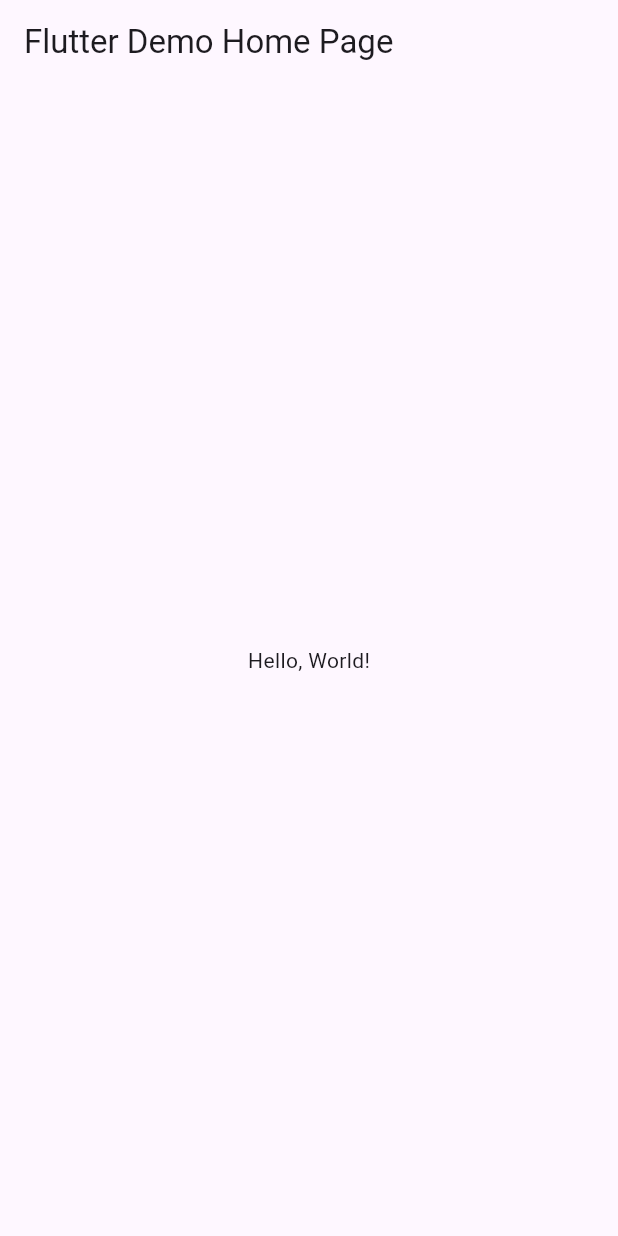
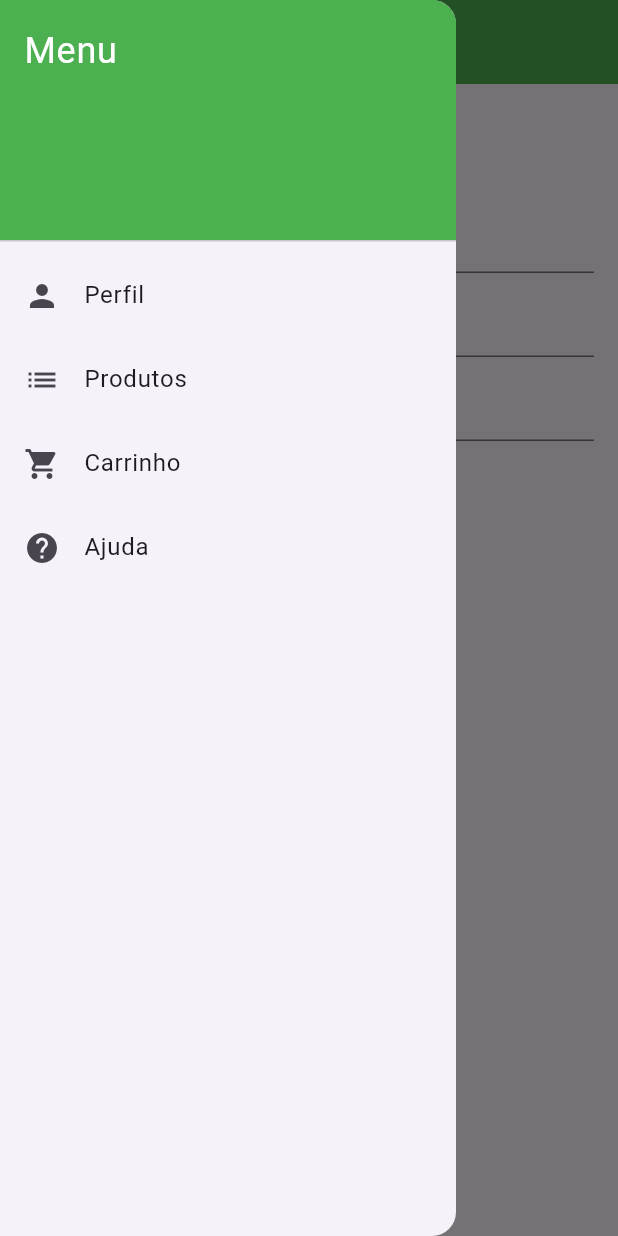
Before and after one commit to LuanMarques02/ProjetoFinal, a Flutter app: the screen it shows after launch, with the side drawer open (before the commit the screen has no drawer), on a phone screen of 412 x 824 dp. Run offline on Flutter 3.47's test engine with Material 3 defaults, Android fonts, the phone set to English and light mode, and no system bars.

Commit message:
Telas iniciais

```diff
--- a/lib/main.dart
+++ b/lib/main.dart
@@ -1,43 +1,213 @@
 import 'package:flutter/material.dart';
 
-void main() => runApp(MyApp());
+void main() {
+  runApp(MyApp());
+}
 
 class MyApp extends StatelessWidget {
-  const MyApp({super.key});
-  // This widget is the root of your application.
   @override
   Widget build(BuildContext context) {
     return MaterialApp(
-      // Application name
-      title: 'Flutter Hello World',
-      // Application theme data, you can set the colors for the application as
-      // you want
+      title: 'Cadastro de Produtos',
       theme: ThemeData(
-        // useMaterial3: false,
-        primarySwatch: Colors.blue,
+        primarySwatch: Colors.green, // Define o tema verde
       ),
-      // A widget which will be started on application startup
-      home: MyHomePage(title: 'Flutter Demo Home Page'),
+      home: MyHomePage(),
     );
   }
 }
 
-class MyHomePage extends StatelessWidget {
-  final String title;
-  const MyHomePage({super.key, required this.title});
+class MyHomePage extends StatefulWidget {
+  @override
+  _MyHomePageState createState() => _MyHomePageState();
+}
+
+class _MyHomePageState extends State<MyHomePage> {
+  int _selectedIndex = 0;
+
+  // List of widgets to display in each drawer option
+  static List<Widget> _widgetOptions = <Widget>[
+    ProfilePage(),
+    ProductsPage(),
+    CartPage(),
+    HelpPage(),
+  ];
+
+  void _onItemTapped(int index) {
+    setState(() {
+      _selectedIndex = index;
+      Navigator.pop(context); // Fechar o Drawer após seleção
+    });
+  }
 
   @override
   Widget build(BuildContext context) {
     return Scaffold(
       appBar: AppBar(
-        // The title text which will be shown on the action bar
-        title: Text(title),
+        title: Text('Cadastro de Produtos'),
+        backgroundColor: Colors.green, // Define a cor do AppBar como verde
       ),
       body: Center(
-        child: Text(
-          'Hello, World!',
+        child: _widgetOptions.elementAt(_selectedIndex),
+      ),
+      drawer: Drawer(
+        child: ListView(
+          padding: EdgeInsets.zero,
+          children: <Widget>[
+            DrawerHeader(
+              decoration: BoxDecoration(
+                color: Colors.green, // Cor de fundo do cabeçalho do Drawer
+              ),
+              child: Text(
+                'Menu',
+                style: TextStyle(
+                  color: Colors.white,
+                  fontSize: 24,
+                ),
+              ),
+            ),
+            ListTile(
+              leading: Icon(Icons.person),
+              title: Text('Perfil'),
+              onTap: () => _onItemTapped(0), // Perfil primeiro
+            ),
+            ListTile(
+              leading: Icon(Icons.list),
+              title: Text('Produtos'),
+              onTap: () => _onItemTapped(1),
+            ),
+            ListTile(
+              leading: Icon(Icons.shopping_cart),
+              title: Text('Carrinho'),
+              onTap: () => _onItemTapped(2),
+            ),
+            ListTile(
+              leading: Icon(Icons.help),
+              title: Text('Ajuda'),
+              onTap: () => _onItemTapped(3),
+            ),
+          ],
         ),
       ),
     );
   }
 }
+
+// Página de Perfil com formulário de cadastro
+class ProfilePage extends StatelessWidget {
+  @override
+  Widget build(BuildContext context) {
+    return Padding(
+      padding: EdgeInsets.all(16.0),
+      child: Column(
+        crossAxisAlignment: CrossAxisAlignment.start,
+        children: <Widget>[
+          Text(
+            'Cadastro de Perfil',
+            style: TextStyle(fontSize: 24),
+          ),
+          SizedBox(height: 20),
+          TextField(
+            decoration: InputDecoration(labelText: 'Nome'),
+          ),
+          TextField(
+            decoration: InputDecoration(labelText: 'E-mail'),
+          ),
+          TextField(
+            decoration: InputDecoration(labelText: 'Telefone'),
+          ),
+          SizedBox(height: 20),
+          ElevatedButton(
+            onPressed: () {
+              // Função para salvar o perfil
+            },
+            child: Text('Salvar Perfil'),
+          ),
+        ],
+      ),
+    );
+  }
+}
+
+class ProductsPage extends StatelessWidget {
+  @override
+  Widget build(BuildContext context) {
+    return Column(
+      mainAxisAlignment: MainAxisAlignment.center,
+      children: <Widget>[
+        Text(
+          'Lista de Produtos',
+          style: TextStyle(fontSize: 24),
+        ),
+        ElevatedButton(
+          onPressed: () {
+            Navigator.push(
+              context,
+              MaterialPageRoute(builder: (context) => AddProductPage()),
+            );
+          },
+          child: Text('Cadastrar Produto'),
+        ),
+      ],
+    );
+  }
+}
+
+class AddProductPage extends StatelessWidget {
+  @override
+  Widget build(BuildContext context) {
+    return Scaffold(
+      appBar: AppBar(
+        title: Text('Cadastrar Produto'),
+        backgroundColor: Colors.green, // Define a cor do AppBar como verde
+      ),
+      body: Padding(
+        padding: EdgeInsets.all(16.0),
+        child: Column(
+          children: <Widget>[
+            TextField(
+              decoration: InputDecoration(labelText: 'Nome do Produto'),
+            ),
+            TextField(
+              decoration: InputDecoration(labelText: 'Preço'),
+            ),
+            TextField(
+              decoration: InputDecoration(labelText: 'Descrição'),
+            ),
+            SizedBox(height: 20),
+            ElevatedButton(
+              onPressed: () {
+                // Função para salvar produto
+              },
+              child: Text('Salvar Produto'),
+            ),
+          ],
+        ),
+      ),
+    );
+  }
+}
+
+class CartPage extends StatelessWidget {
+  @override
+  Widget build(BuildContext context) {
+    return Center(
+      child: Text(
+        'Carrinho de Compras',
+        style: TextStyle(fontSize: 24),
+      ),
+    );
+  }
+}
+
+class HelpPage extends StatelessWidget {
+  @override
+  Widget build(BuildContext context) {
+    return Center(
+      child: Text(
+        'Ajuda',
+        style: TextStyle(fontSize: 24),
+      ),
+    );
+  }
+}
```
